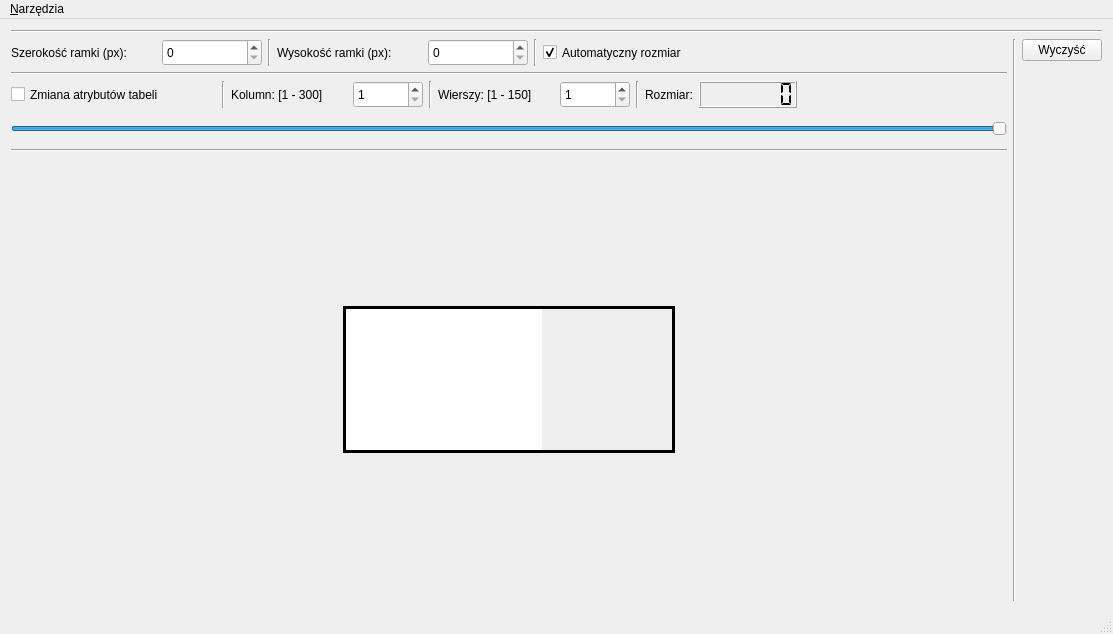
Old version of the form mainwindow.ui in the repository DariuszMak/QT_Game_of_Life.
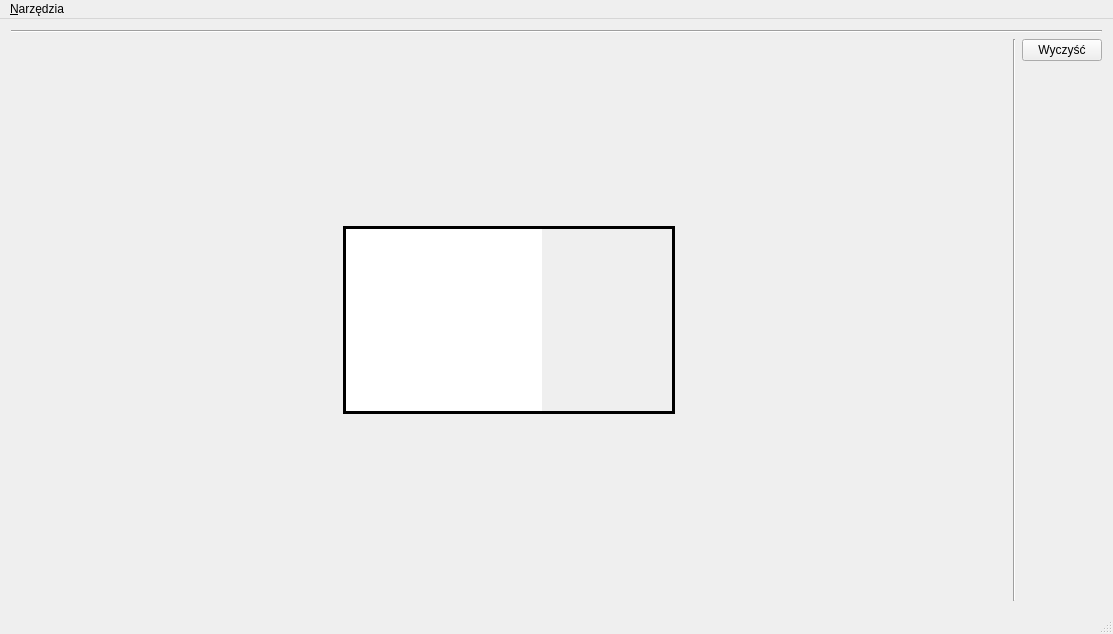
New version of the form.

```diff
--- a/mainwindow.ui
+++ b/mainwindow.ui
@@ -43,401 +43,6 @@
      <layout class="QHBoxLayout" name="horizontalLayout_5">
       <item>
        <layout class="QVBoxLayout" name="verticalLayout_8">
-        <item>
-         <layout class="QHBoxLayout" name="horizontalLayout_10">
-          <item>
-           <layout class="QHBoxLayout" name="horizontalLayout_8">
-            <item>
-             <widget class="QLabel" name="label_7">
-              <property name="minimumSize">
-               <size>
-                <width>145</width>
-                <height>27</height>
-               </size>
-              </property>
-              <property name="maximumSize">
-               <size>
-                <width>145</width>
-                <height>27</height>
-               </size>
-              </property>
-              <property name="text">
-               <string>Szerokość ramki (px):</string>
-              </property>
-             </widget>
-            </item>
-            <item>
-             <widget class="QSpinBox" name="ProjWidth">
-              <property name="minimumSize">
-               <size>
-                <width>100</width>
-                <height>27</height>
-               </size>
-              </property>
-              <property name="maximumSize">
-               <size>
-                <width>100</width>
-                <height>27</height>
-               </size>
-              </property>
-              <property name="maximum">
-               <number>3840</number>
-              </property>
-              <property name="value">
-               <number>0</number>
-              </property>
-             </widget>
-            </item>
-           </layout>
-          </item>
-          <item>
-           <widget class="Line" name="line_10">
-            <property name="orientation">
-             <enum>Qt::Vertical</enum>
-            </property>
-           </widget>
-          </item>
-          <item>
-           <layout class="QHBoxLayout" name="horizontalLayout_9">
-            <item>
-             <widget class="QLabel" name="label_8">
-              <property name="minimumSize">
-               <size>
-                <width>145</width>
-                <height>27</height>
-               </size>
-              </property>
-              <property name="maximumSize">
-               <size>
-                <width>145</width>
-                <height>27</height>
-               </size>
-              </property>
-              <property name="text">
-               <string>Wysokość ramki (px):</string>
-              </property>
-             </widget>
-            </item>
-            <item>
-             <widget class="QSpinBox" name="ProjHeight">
-              <property name="minimumSize">
-               <size>
-                <width>100</width>
-                <height>0</height>
-               </size>
-              </property>
-              <property name="maximumSize">
-               <size>
-                <width>100</width>
-                <height>27</height>
-               </size>
-              </property>
-              <property name="maximum">
-               <number>2160</number>
-              </property>
-              <property name="value">
-               <number>0</number>
-              </property>
-             </widget>
-            </item>
-           </layout>
-          </item>
-          <item>
-           <widget class="Line" name="line_11">
-            <property name="orientation">
-             <enum>Qt::Vertical</enum>
-            </property>
-           </widget>
-          </item>
-          <item>
-           <widget class="QCheckBox" name="MaxSize">
-            <property name="minimumSize">
-             <size>
-              <width>184</width>
-              <height>27</height>
-             </size>
-            </property>
-            <property name="maximumSize">
-             <size>
-              <width>202</width>
-              <height>27</height>
-             </size>
-            </property>
-            <property name="text">
-             <string>Automatyczny rozmiar </string>
-            </property>
-            <property name="shortcut">
-             <string>M</string>
-            </property>
-            <property name="checked">
-             <bool>true</bool>
-            </property>
-           </widget>
-          </item>
-          <item>
-           <spacer name="horizontalSpacer_3">
-            <property name="orientation">
-             <enum>Qt::Horizontal</enum>
-            </property>
-            <property name="sizeHint" stdset="0">
-             <size>
-              <width>40</width>
-              <height>20</height>
-             </size>
-            </property>
-           </spacer>
-          </item>
-         </layout>
-        </item>
-        <item>
-         <widget class="Line" name="line">
-          <property name="orientation">
-           <enum>Qt::Horizontal</enum>
-          </property>
-         </widget>
-        </item>
-        <item>
-         <layout class="QVBoxLayout" name="verticalLayout"/>
-        </item>
-        <item>
-         <layout class="QHBoxLayout" name="horizontalLayout_2">
-          <item>
-           <widget class="QCheckBox" name="SetWholeScreen">
-            <property name="sizePolicy">
-             <sizepolicy hsizetype="Expanding" vsizetype="Expanding">
-              <horstretch>0</horstretch>
-              <verstretch>0</verstretch>
-             </sizepolicy>
-            </property>
-            <property name="minimumSize">
-             <size>
-              <width>205</width>
-              <height>27</height>
-             </size>
-            </property>
-            <property name="maximumSize">
-             <size>
-              <width>150</width>
-              <height>27</height>
-             </size>
-            </property>
-            <property name="text">
-             <string>Zmiana atrybutów tabeli</string>
-            </property>
-            <property name="shortcut">
-             <string>R</string>
-            </property>
-            <property name="checked">
-             <bool>false</bool>
-            </property>
-            <property name="autoRepeat">
-             <bool>false</bool>
-            </property>
-            <property name="autoExclusive">
-             <bool>false</bool>
-            </property>
-           </widget>
-          </item>
-          <item>
-           <widget class="Line" name="line_7">
-            <property name="orientation">
-             <enum>Qt::Vertical</enum>
-            </property>
-           </widget>
-          </item>
-          <item>
-           <widget class="QLabel" name="label">
-            <property name="minimumSize">
-             <size>
-              <width>116</width>
-              <height>27</height>
-             </size>
-            </property>
-            <property name="maximumSize">
-             <size>
-              <width>116</width>
-              <height>27</height>
-             </size>
-            </property>
-            <property name="text">
-             <string>Kolumn: [1 - 300]</string>
-            </property>
-           </widget>
-          </item>
-          <item>
-           <widget class="QSpinBox" name="ColumnChanger">
-            <property name="minimumSize">
-             <size>
-              <width>70</width>
-              <height>27</height>
-             </size>
-            </property>
-            <property name="maximumSize">
-             <size>
-              <width>70</width>
-              <height>27</height>
-             </size>
-            </property>
-            <property name="minimum">
-             <number>1</number>
-            </property>
-            <property name="maximum">
-             <number>300</number>
-            </property>
-            <property name="value">
-             <number>1</number>
-            </property>
-           </widget>
-          </item>
-          <item>
-           <widget class="Line" name="line_8">
-            <property name="orientation">
-             <enum>Qt::Vertical</enum>
-            </property>
-           </widget>
-          </item>
-          <item>
-           <widget class="QLabel" name="label_2">
-            <property name="minimumSize">
-             <size>
-              <width>116</width>
-              <height>27</height>
-             </size>
-            </property>
-            <property name="maximumSize">
-             <size>
-              <width>116</width>
-              <height>27</height>
-             </size>
-            </property>
-            <property name="text">
-             <string>Wierszy: [1 - 150]</string>
-            </property>
-           </widget>
-          </item>
-          <item>
-           <widget class="QSpinBox" name="RowChanger">
-            <property name="minimumSize">
-             <size>
-              <width>70</width>
-              <height>27</height>
-             </size>
-            </property>
-            <property name="maximumSize">
-             <size>
-              <width>70</width>
-              <height>27</height>
-             </size>
-            </property>
-            <property name="minimum">
-             <number>1</number>
-            </property>
-            <property name="maximum">
-             <number>150</number>
-            </property>
-            <property name="value">
-             <number>1</number>
-            </property>
-           </widget>
-          </item>
-          <item>
-           <widget class="Line" name="line_9">
-            <property name="orientation">
-             <enum>Qt::Vertical</enum>
-            </property>
-           </widget>
-          </item>
-          <item>
-           <widget class="QLabel" name="label_5">
-            <property name="maximumSize">
-             <size>
-              <width>65</width>
-              <height>16777215</height>
-             </size>
-            </property>
-            <property name="text">
-             <string>Rozmiar:</string>
-            </property>
-            <property name="wordWrap">
-             <bool>false</bool>
-            </property>
-           </widget>
-          </item>
-          <item>
-           <widget class="QLCDNumber" name="SizeFieldLcd">
-            <property name="minimumSize">
-             <size>
-              <width>98</width>
-              <height>27</height>
-             </size>
-            </property>
-            <property name="maximumSize">
-             <size>
-              <width>98</width>
-              <height>27</height>
-             </size>
-            </property>
-            <property name="digitCount">
-             <number>7</number>
-            </property>
-            <property name="segmentStyle">
-             <enum>QLCDNumber::Flat</enum>
-            </property>
-           </widget>
-          </item>
-          <item>
-           <spacer name="horizontalSpacer_4">
-            <property name="orientation">
-             <enum>Qt::Horizontal</enum>
-            </property>
-            <property name="sizeHint" stdset="0">
-             <size>
-              <width>40</width>
-              <height>20</height>
-             </size>
-            </property>
-           </spacer>
-          </item>
-         </layout>
-        </item>
-        <item>
-         <widget class="QSlider" name="SizeFieldSlider">
-          <property name="minimumSize">
-           <size>
-            <width>0</width>
-            <height>29</height>
-           </size>
-          </property>
-          <property name="maximumSize">
-           <size>
-            <width>16777215</width>
-            <height>29</height>
-           </size>
-          </property>
-          <property name="minimum">
-           <number>3</number>
-          </property>
-          <property name="maximum">
-           <number>10</number>
-          </property>
-          <property name="value">
-           <number>10</number>
-          </property>
-          <property name="sliderPosition">
-           <number>10</number>
-          </property>
-          <property name="orientation">
-           <enum>Qt::Horizontal</enum>
-          </property>
-         </widget>
-        </item>
-        <item>
-         <widget class="Line" name="line_4">
-          <property name="orientation">
-           <enum>Qt::Horizontal</enum>
-          </property>
-         </widget>
-        </item>
         <item>
          <layout class="QHBoxLayout" name="horizontalLayout_11">
           <item>
```
Left out of the diff: 5 changed lines with no effect on the pictures.
